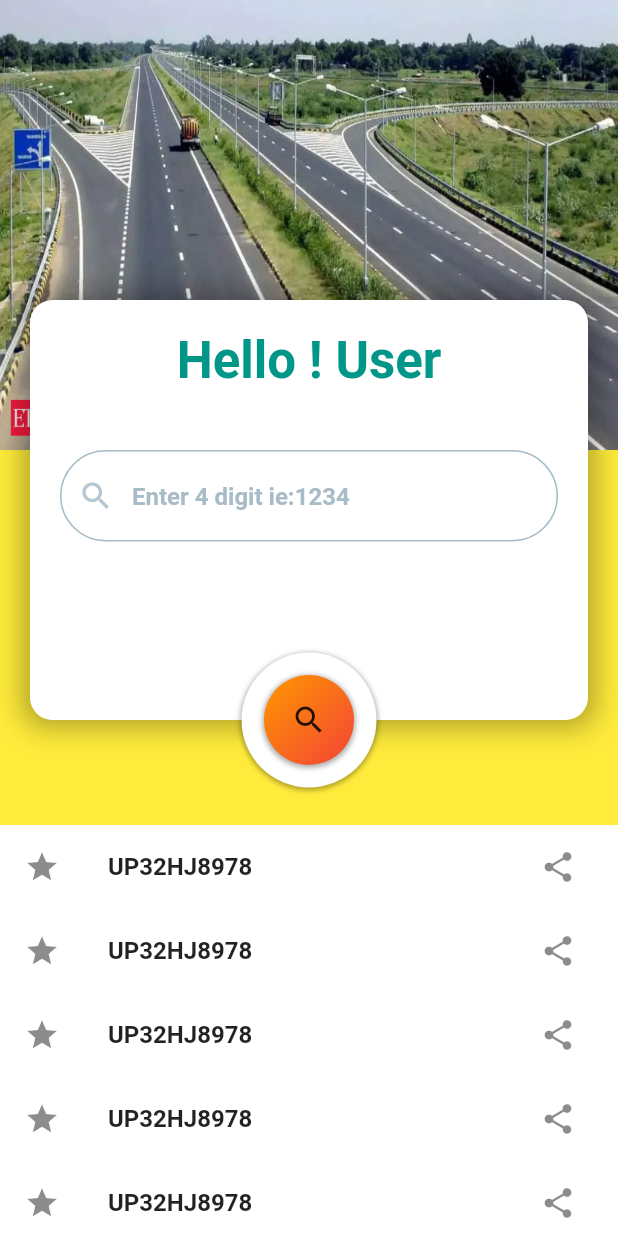
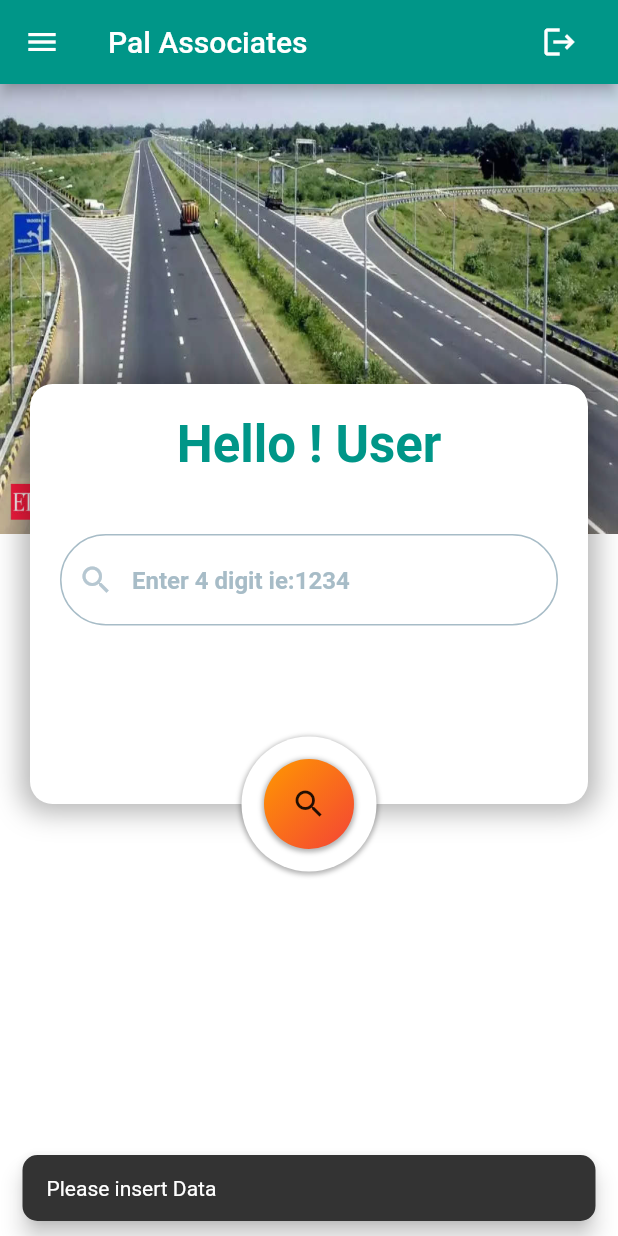
Before and after one commit to vineetkumarsharma17/pal_associates, a Flutter app: the UserScreenHome screen opened directly, after a tap on the "search" icon, on a phone screen of 412 x 824 dp. Run offline on Flutter 3.47's test engine with Material 2 defaults, Android fonts, the phone set to English and light mode, and no system bars; our stand-ins replace cloud_firestore, firebase_auth, firebase_core, otp_text_field, share_plus, shared_preferences; missing offline and left inert: pin_entry_text_field; accounts and stored records are empty.

Commit message:
v2 implemented

```diff
--- a/lib/Screens/admin_search.dart
+++ b/lib/Screens/admin_search.dart
@@ -35,7 +35,7 @@ class _AdminSearchScreenState extends State<AdminSearchScreen> {
       "data": query,
     };
     var response = await http
-        .post(Uri.parse("http://vkwilson.email/getdata.php"),
+        .post(Uri.parse("http://vkwilson.email/getdataadmin.php"),
             body: json.encode(prm))
         .timeout(const Duration(seconds: 34), onTimeout: () {
       showSnackBar("Time out", context);
--- a/lib/Screens/otp_screen.dart
+++ b/lib/Screens/otp_screen.dart
@@ -6,6 +6,7 @@ import 'package:otp_text_field/style.dart';
 import 'package:pal_associates/Screens/admin_panel.dart';
 import 'package:pal_associates/Screens/admin_search.dart';
 import 'package:pal_associates/Screens/user_homepage.dart';
+import 'package:pal_associates/Screens/user_profile_screen.dart';
 import 'package:pal_associates/component/constrainst.dart';
 import 'package:pal_associates/component/drawer.dart';
 import 'package:pal_associates/component/snack_bar.dart';
@@ -206,7 +207,7 @@ class _OtpScreenState extends State<OtpScreen> {
       } else {
         prefs.setString('type', "user");
         Navigator.push(context,
-                MaterialPageRoute(builder: (context) => const UserScreenHome()))
+                MaterialPageRoute(builder: (context) => const UserProfile()))
             .then((value) => SystemNavigator.pop());
       }
       print("Successfully signed in UID: ${user.uid}");
--- a/lib/Screens/user_homepage.dart
+++ b/lib/Screens/user_homepage.dart
@@ -4,7 +4,9 @@ import 'dart:io';
 
 import 'package:flutter/material.dart';
 import 'package:flutter/services.dart';
+import 'package:pal_associates/component/alertdilog.dart';
 import 'package:pal_associates/component/constrainst.dart';
+import 'package:pal_associates/component/drawer.dart';
 import 'package:pal_associates/component/share_to_whatsapp.dart';
 import 'package:pal_associates/component/snack_bar.dart';
 import 'package:http/http.dart' as http;
@@ -19,19 +21,12 @@ class UserScreenHome extends StatefulWidget {
 class _UserScreenHomeState extends State<UserScreenHome> {
   String query = '';
   bool loading = true;
-  List data = [
-    "UP32HJ8978",
-    "UP32HJ8978",
-    "UP32HJ8978",
-    "UP32HJ8978",
-    "UP32HJ8978"
-  ];
+  List data = [];
   bool dataget = true;
   var rc_number = TextEditingController();
   // List data = [];
   search() async {
     setState(() {
-      dataget = true;
       loading = false;
     });
     query = rc_number.text;
@@ -39,7 +34,7 @@ class _UserScreenHomeState extends State<UserScreenHome> {
       "data": query,
     };
     var response = await http
-        .post(Uri.parse("http://vkwilson.email/getdata.php"),
+        .post(Uri.parse("http://vkwilson.email/getuserdata.php"),
             body: json.encode(prm))
         .timeout(const Duration(seconds: 34), onTimeout: () {
       showSnackBar("Time out", context);
@@ -60,7 +55,6 @@ class _UserScreenHomeState extends State<UserScreenHome> {
 
       if (obj["status"] == 1) {
         setState(() {
-          dataget = false;
           data = obj["data"];
           log(data.toString());
           // log(data.toString());
@@ -87,12 +81,24 @@ class _UserScreenHomeState extends State<UserScreenHome> {
   @override
   Widget build(BuildContext context) {
     return Scaffold(
-      body: SingleChildScrollView(
-        child: Column(
+      appBar: AppBar(
+        title: const Text("Pal Associates"),
+        actions: [
+          Padding(
+              padding: const EdgeInsets.only(right: 15.0),
+              child: IconButton(
+                  onPressed: () => showExitDialog(
+                      "Alert!", "Are you sure to exit?", context),
+                  icon: const Icon(Icons.logout))),
+        ],
+        // automaticallyImplyLeading: false,
+      ),
+      drawer: MyDrawer(),
+      body: ListView(
         children: [
           Container(
             height: 550,
-              color: Colors.yellow,
+            //  color: Colors.yellow,
             child: Stack(
               children: [
                 Positioned(
@@ -100,7 +106,7 @@ class _UserScreenHomeState extends State<UserScreenHome> {
                   left: 0,
                   child: Container(
                     height: 300,
-                      decoration: BoxDecoration(
+                    decoration: const BoxDecoration(
                       image: DecorationImage(
                           image: AssetImage("assets/images/highway.jpg"),
                           fit: BoxFit.fill),
@@ -112,9 +118,9 @@ class _UserScreenHomeState extends State<UserScreenHome> {
                   top: 200,
                   child: Container(
                     height: 280,
-                      padding: EdgeInsets.all(20),
+                    padding: const EdgeInsets.all(20),
                     width: MediaQuery.of(context).size.width - 40,
-                      margin: EdgeInsets.symmetric(horizontal: 20),
+                    margin: const EdgeInsets.symmetric(horizontal: 20),
                     decoration: BoxDecoration(
                         color: Colors.white,
                         borderRadius: BorderRadius.circular(15),
@@ -124,9 +130,9 @@ class _UserScreenHomeState extends State<UserScreenHome> {
                               blurRadius: 15,
                               spreadRadius: 5),
                         ]),
-                      child: ListView(
+                    child: Column(
                       children: [
-                          Center(
+                        const Center(
                           child: Text(
                             "Hello ! User",
                             style: TextStyle(
@@ -135,28 +141,26 @@ class _UserScreenHomeState extends State<UserScreenHome> {
                                 color: Colors.teal),
                           ),
                         ),
-                          SizedBox(height: 40),
+                        const SizedBox(height: 40),
                         TextField(
                           controller: rc_number,
                           keyboardType: TextInputType.number,
-                            style: TextStyle(
+                          style: const TextStyle(
                             fontSize: 18,
                             fontWeight: FontWeight.bold,
                           ),
-                            decoration: InputDecoration(
+                          decoration: const InputDecoration(
                             prefixIcon: Icon(
                               Icons.search,
                               color: Palette.iconColor,
                             ),
                             enabledBorder: OutlineInputBorder(
-                                borderSide:
-                                    BorderSide(color: Palette.textColor1),
+                              borderSide: BorderSide(color: Palette.textColor1),
                               borderRadius:
                                   BorderRadius.all(Radius.circular(35.0)),
                             ),
                             focusedBorder: OutlineInputBorder(
-                                borderSide:
-                                    BorderSide(color: Palette.textColor1),
+                              borderSide: BorderSide(color: Palette.textColor1),
                               borderRadius:
                                   BorderRadius.all(Radius.circular(35.0)),
                             ),
@@ -166,7 +170,7 @@ class _UserScreenHomeState extends State<UserScreenHome> {
                                 fontSize: 16, color: Palette.textColor1),
                           ),
                         ),
-                          SizedBox(
+                        const SizedBox(
                           height: 25,
                         ),
                       ],
@@ -182,7 +186,7 @@ class _UserScreenHomeState extends State<UserScreenHome> {
                     child: Container(
                       height: 90,
                       width: 90,
-                        padding: EdgeInsets.all(15),
+                      padding: const EdgeInsets.all(15),
                       decoration: BoxDecoration(
                           color: Colors.white,
                           borderRadius: BorderRadius.circular(50),
@@ -191,28 +195,22 @@ class _UserScreenHomeState extends State<UserScreenHome> {
                               color: Colors.black.withOpacity(.3),
                               spreadRadius: 1,
                               blurRadius: 2,
-                                offset: Offset(0, 1),
+                              offset: const Offset(0, 1),
                             ),
                           ]),
                       child: GestureDetector(
                         onTap: () {
                           setState(() {
                             //loading = !loading;
-                              dataget = !dataget;
+                            if (validate()) {
+                              search();
+                            }
                           });
-                            // if (validate()) {
-                            //   setState(() {
-                            //     //loading = !loading;
-                            //     dataget = !dataget;
-                            //   });
-                            //   search();
-                            // }
-                            // Navigator.push(context,
-                            //     MaterialPageRoute(builder: (context) => Profile()));
                         },
-                          child: Container(
+                        child: loading
+                            ? Container(
                                 decoration: BoxDecoration(
-                                gradient: LinearGradient(
+                                    gradient: const LinearGradient(
                                         colors: [Colors.orange, Colors.red],
                                         begin: Alignment.topLeft,
                                         end: Alignment.bottomRight),
@@ -222,13 +220,14 @@ class _UserScreenHomeState extends State<UserScreenHome> {
                                         color: Colors.black.withOpacity(.3),
                                         spreadRadius: 1,
                                         blurRadius: 2,
-                                    offset: Offset(0, 1),
+                                        offset: const Offset(0, 1),
                                       ),
                                     ]),
-                            child: Icon(
+                                child: const Icon(
                                   Icons.search,
                                 ),
-                          ),
+                              )
+                            : CircularProgressIndicator(),
                       ),
                     ),
                   ),
@@ -236,10 +235,11 @@ class _UserScreenHomeState extends State<UserScreenHome> {
               ],
             ),
           ),
-            dataget
-                ? const Text("")
-                : ListView.builder(
-                    physics: NeverScrollableScrollPhysics(),
+          // dataget
+          //     ? const Text("")
+          //     :
+          ListView.builder(
+              physics: const NeverScrollableScrollPhysics(),
               shrinkWrap: true,
               itemCount: data.length,
               itemBuilder: (context, index) {
@@ -249,16 +249,18 @@ class _UserScreenHomeState extends State<UserScreenHome> {
                           ClipboardData(text: data[index].toString()));
                       showSnackBar("Text Coppied!", context);
                     },
-                          leading: Icon(Icons.star),
+                    leading: const Icon(Icons.star),
                     trailing: IconButton(
-                            onPressed: () {},
-                            icon: Icon(Icons.share),
+                      onPressed: () {
+                        openwhatsapp(
+                            data[index]["VEHICLE_NO"].toString(), context);
+                      },
+                      icon: const Icon(Icons.share),
                     ),
-                          title: Text(data[index].toString(),
-                              style: TextStyle(fontWeight: FontWeight.bold)));
+                    title: Text(data[index]["VEHICLE_NO"].toString(),
+                        style: const TextStyle(fontWeight: FontWeight.bold)));
               }),
         ],
-        ),
       ),
     );
   }
```
Also changed, not shown: lib/Screens/admin_panel.dart (+51 -1 lines), lib/Screens/login_screen.dart (+27 -12 lines), lib/Screens/user_list.dart (added, +155 -0 lines), lib/Screens/user_profile_screen.dart (added, +288 -0 lines), lib/component/alertdilog.dart (+17 -14 lines), lib/main.dart (+14 -6 lines), pubspec.lock. Lines whose indentation alone changed are shown as unchanged.
